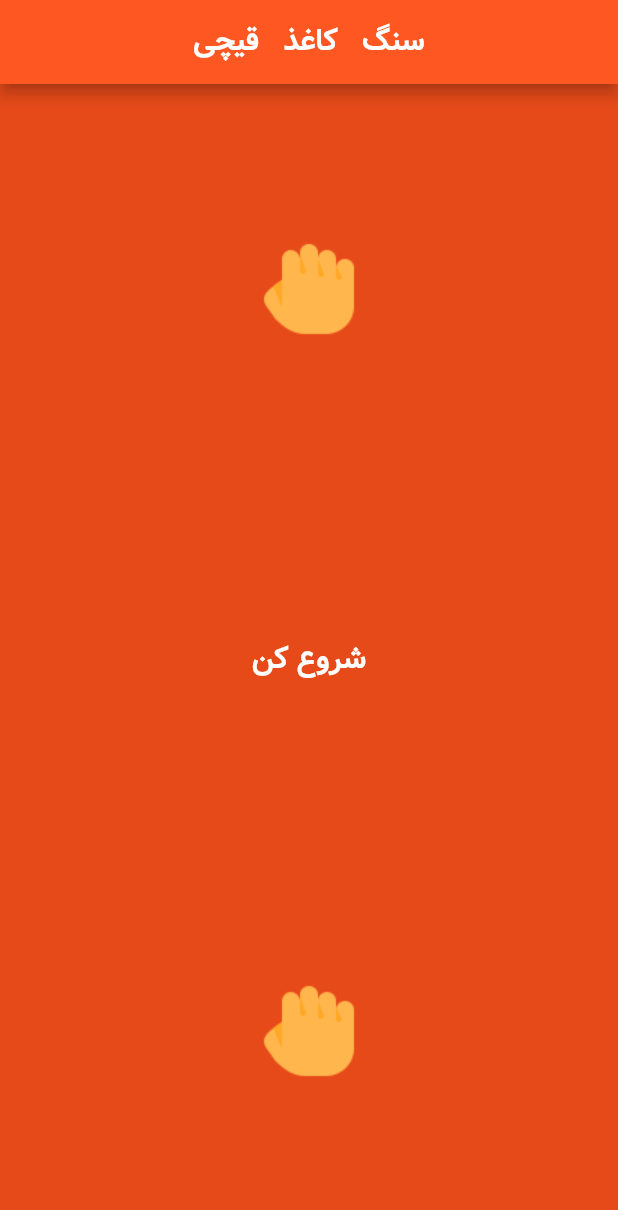
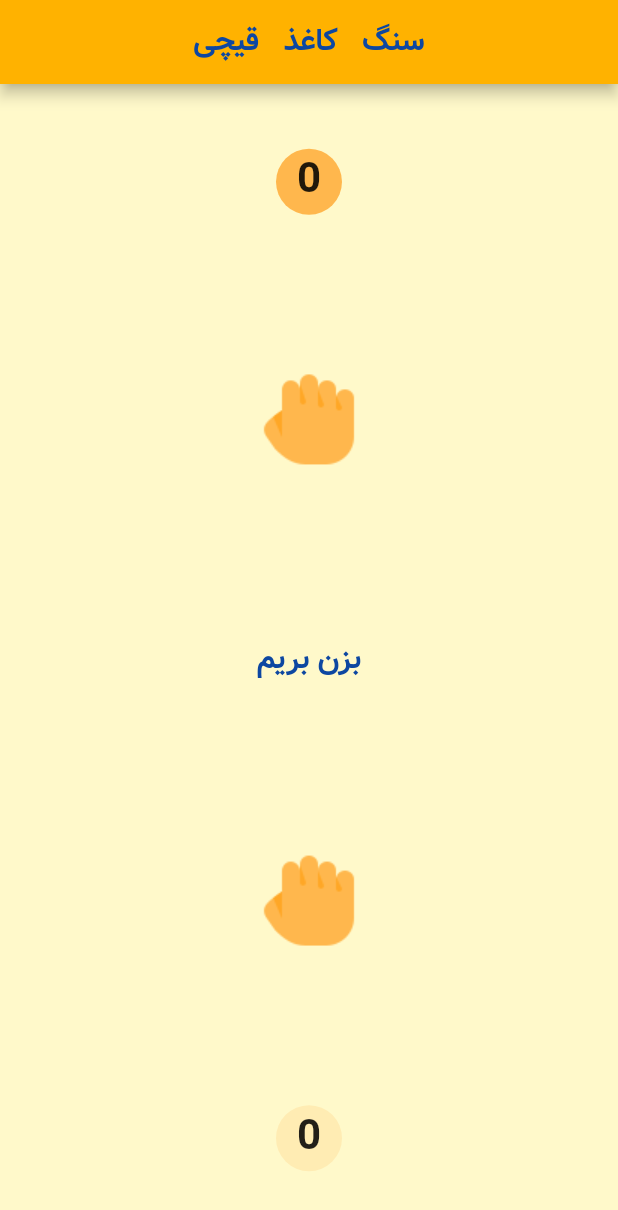
Before and after one commit to mehrdadmoradi001/Practice-project---RPS, a Flutter app: the screen it shows after launch, on a phone screen of 412 x 824 dp. Shown: the top 1210 px of the screen. Run offline on Flutter 3.47's test engine with Material 2 defaults, Android fonts, the phone set to English and light mode, and no system bars; our stand-ins replace hexcolor.

Commit message:
1- Add Scoring with Decoration.

```diff
--- /dev/null
+++ b/lib/constant.dart
@@ -0,0 +1,6 @@
+import 'package:hexcolor/hexcolor.dart';
+import 'package:flutter/material.dart';
+
+
+final Color topColor = HexColor("FFB200");
+final Color bottomColor = HexColor("FFF9CA");
--- a/lib/main.dart
+++ b/lib/main.dart
@@ -1,4 +1,6 @@
 import 'dart:math';
+import 'package:flutter_rock_paper_scissor/constant.dart';
+import 'package:hexcolor/hexcolor.dart';
 
 import 'package:flutter/material.dart';
 
@@ -16,6 +18,8 @@ class GameApplication extends StatefulWidget {
 class _GameApplicationState extends State<GameApplication> {
   int top = 1;
   int button = 1;
+  int numBottom = 0;
+  int numTop = 0;
 
   @override
   Widget build(BuildContext context) {
@@ -24,16 +28,26 @@ class _GameApplicationState extends State<GameApplication> {
       theme: ThemeData(fontFamily: 'vazir'),
       home: Scaffold(
         appBar: AppBar(
-          title: Text('سنگ   کاغذ   قیچی'),
+          title: Text(
+            'سنگ   کاغذ   قیچی',
+            style: TextStyle(color: Colors.blue[900]),
+          ),
           centerTitle: true,
-          backgroundColor: Colors.deepOrange,
+          backgroundColor: topColor,
         ),
-        backgroundColor: Colors.deepOrange[700],
+        backgroundColor: bottomColor,
         body: SafeArea(
           child: Column(
             mainAxisAlignment: MainAxisAlignment.spaceAround, //-
             crossAxisAlignment: CrossAxisAlignment.stretch,
             children: [
+              DecoratedBox(
+                decoration: BoxDecoration(
+                    shape: BoxShape.circle,color: Colors.orange[300]),
+                child: Text('$numTop',
+                    style: TextStyle(fontSize: 28),
+                    textAlign: TextAlign.center),
+              ),
               Image(
                 image: AssetImage('images/$top.png'),
                 height: 100,
@@ -43,18 +57,39 @@ class _GameApplicationState extends State<GameApplication> {
                   setState(() {
                     top = Random().nextInt(3) + 1; //0-2 -> 1-3
                     button = Random().nextInt(3) + 1;
+
+                    if (top == 1 && button == 3) {
+                      numTop = numTop + 1;
+                    } else if (top == 2 && button == 3) {
+                      numBottom = numBottom + 1;
+                    } else if (top == 3 && button == 1) {
+                      numBottom = numBottom + 1;
+                    } else if (top == 2 && button == 1) {
+                      numTop = numTop + 1;
+                    } else if (top == 3 && button == 2) {
+                      numTop = numTop + 1;
+                    } else if (top == 1 && button == 2) {
+                      numBottom = numBottom + 1;
+                    }
                   });
                 },
                 child: Text(
-                  'شروع کن',
+                  'بزن بریم',
                   style: TextStyle(fontSize: 20),
                 ),
-                style: TextButton.styleFrom(primary: Colors.white),
+                style: TextButton.styleFrom(primary: Colors.blue[900]),
               ),
               Image(
                 image: AssetImage('images/$button.png'),
                 height: 100,
               ),
+              DecoratedBox(
+                decoration: BoxDecoration(
+                    shape: BoxShape.circle,color: Colors.amber[100]),
+                child: Text('$numBottom',
+                    style: TextStyle(fontSize: 28),
+                    textAlign: TextAlign.center),
+              )
             ],
           ),
         ),
--- a/pubspec.yaml
+++ b/pubspec.yaml
@@ -29,6 +29,7 @@ environment:
 dependencies:
   flutter:
     sdk: flutter
+  hexcolor: ^2.0.7
 
 
   # The following adds the Cupertino Icons font to your application.
```
Also changed, not shown: pubspec.lock.
